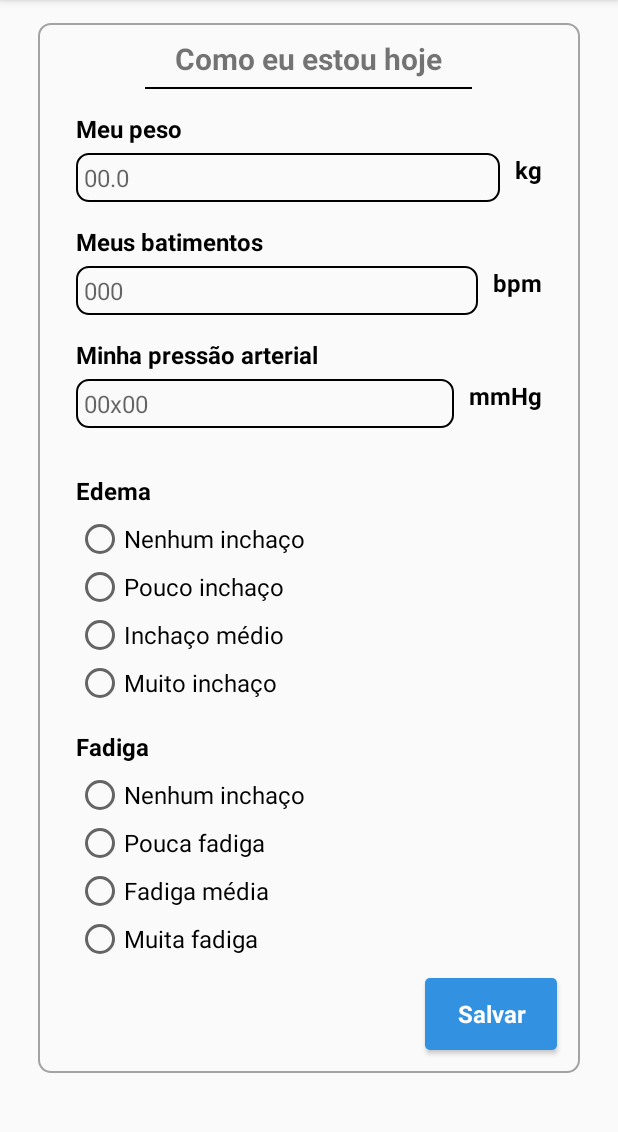
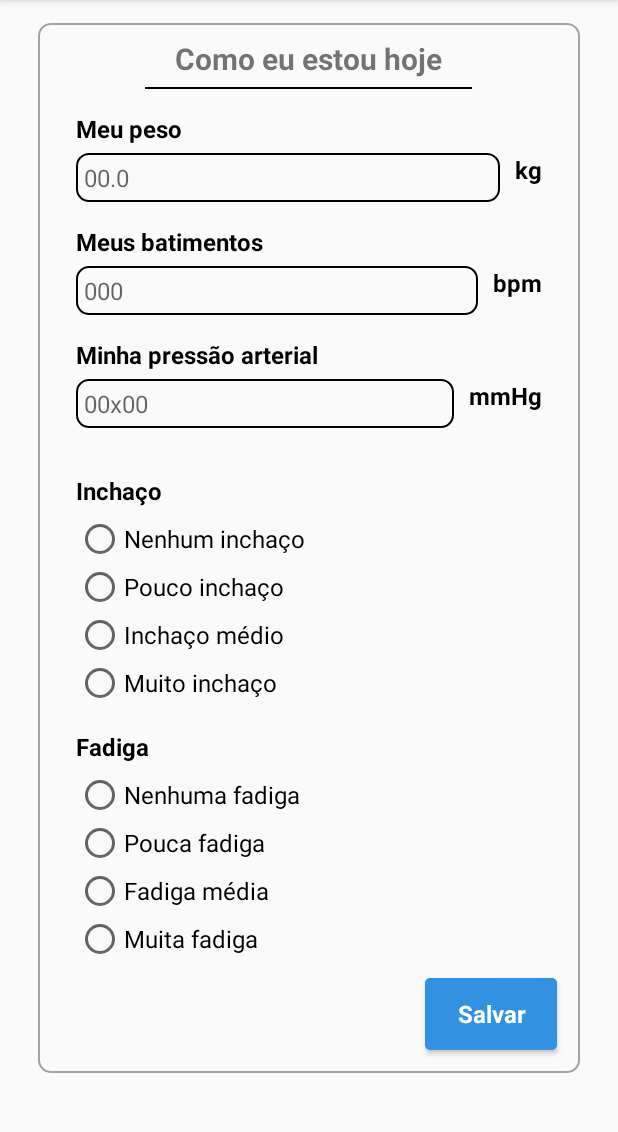
Before and after one commit to GCAS-UFF/CARD.IO, an Android app: the PesagemActivity screen opened directly, with no data from a screen before it, on a phone screen of 412 x 824 dp, the part 84-1216 px from its top. Run offline under Robolectric (Android 15) with nearby library versions, the phone set to English and light mode, and no system bars.

Commit message:
Correcao em fadiga. String ajustada

```diff
--- a/app/src/main/AndroidManifest.xml
+++ b/app/src/main/AndroidManifest.xml
@@ -12,7 +12,6 @@
         <activity android:name=".activities.MainActivity">
             <intent-filter>
                 <action android:name="android.intent.action.MAIN" />
-
                 <category android:name="android.intent.category.LAUNCHER" />
             </intent-filter>
         </activity>
--- a/app/src/main/res/values/strings.xml
+++ b/app/src/main/res/values/strings.xml
@@ -22,13 +22,13 @@
     <string name="label_unidade_batimentos">bpm</string>
     <string name="label_pressao">Minha pressão arterial</string>
     <string name="label_unidade_pressao">mmHg</string>
-    <string name="titulo_radio_group_edema">Edema</string>
+    <string name="titulo_radio_group_edema">Inchaço</string>
     <string name="opcao_rg_nenhum_inchaco">Nenhum inchaço</string>
     <string name="opcao_rg_pouco_inchaco">Pouco inchaço</string>
     <string name="opcao_rg_medio_inchaco">Inchaço médio</string>
     <string name="opcao_rg_muito_inchaco">Muito inchaço</string>
     <string name="titulo_radio_group_fadiga">Fadiga</string>
-    <string name="opcao_rg_nenhuma_fadiga">Nenhum inchaço</string>
+    <string name="opcao_rg_nenhuma_fadiga">Nenhuma fadiga</string>
     <string name="opcao_rg_pouca_fadiga">Pouca fadiga</string>
     <string name="opcao_rg_media_fadiga">Fadiga média</string>
     <string name="opcao_rg_muita_fadiga">Muita fadiga</string>
--- a/build.gradle
+++ b/build.gradle
@@ -7,7 +7,7 @@ buildscript {
         jcenter()
     }
     dependencies {
-        classpath 'com.android.tools.build:gradle:3.0.1'
+        classpath 'com.android.tools.build:gradle:3.1.2'
 
 
         // NOTE: Do not place your application dependencies here; they belong
```
Also changed, not shown: gradle/wrapper/gradle-wrapper.properties.
